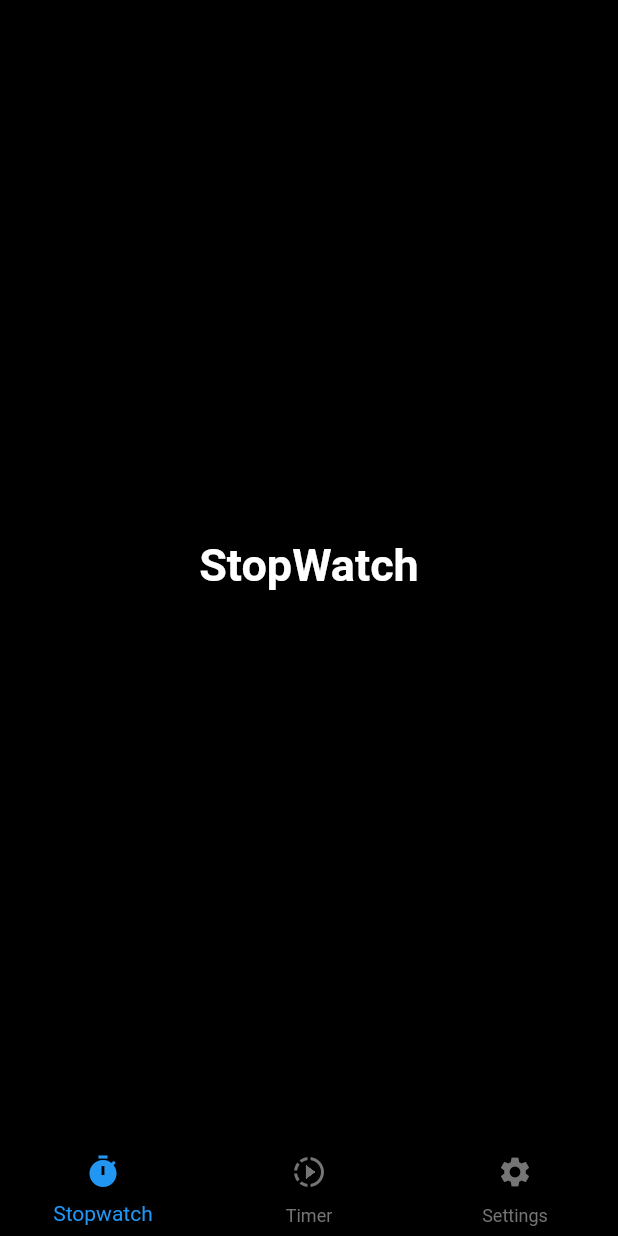
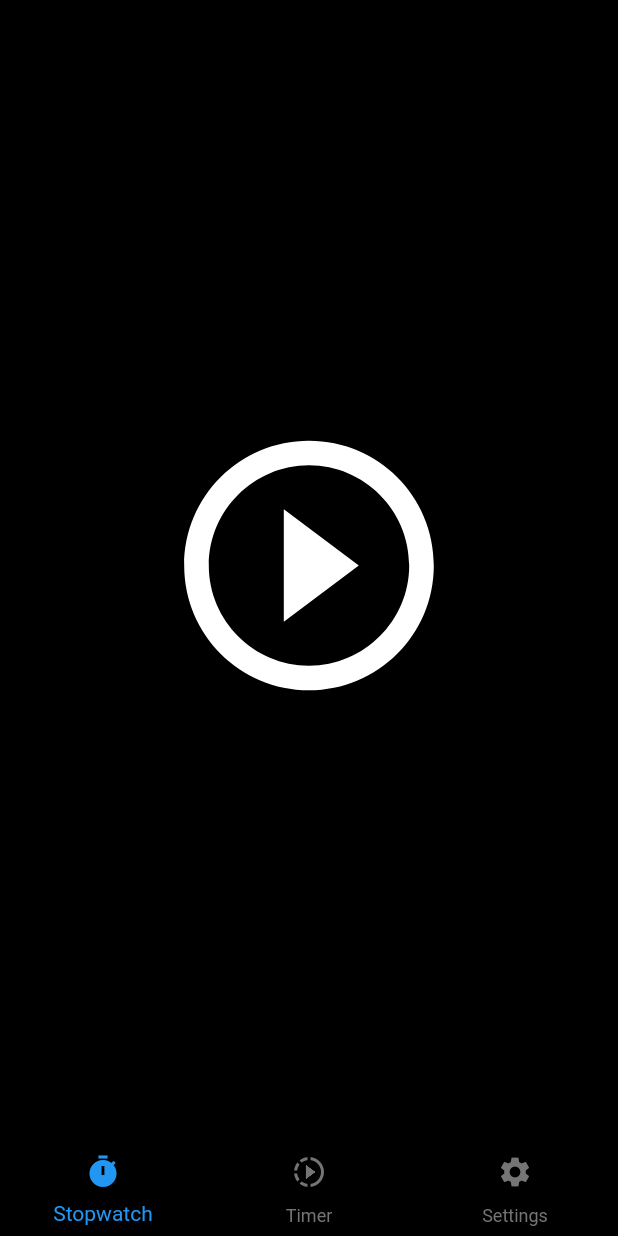
Before and after one commit to awishere/state_management_inheritedWidget, a Flutter app: the screen it shows after launch, on a phone screen of 412 x 824 dp. Run offline on Flutter 3.47's test engine with Material 2 defaults, Android fonts, the light colour scheme and no system bars.

Commit message:
Provider Stopwatch

```diff
--- a/lib/views/stopwatch_screen.dart
+++ b/lib/views/stopwatch_screen.dart
@@ -1,4 +1,6 @@
 import 'package:flutter/material.dart';
+import 'package:provider/provider.dart';
+import 'package:state_management_practise/state/provider/stopwatch_provider.dart';
 import 'package:state_management_practise/widgets/bottom_nav_bar.dart';
 
 class StopWatchScreen extends StatelessWidget {
@@ -7,11 +9,29 @@ class StopWatchScreen extends StatelessWidget {
   @override
   Widget build(BuildContext context) {
     return Scaffold(
-      body: Center(
-          child: Text(
-        'StopWatch',
-        style: Theme.of(context).textTheme.headline1,
-      )),
+      body: ChangeNotifierProvider(
+        create: (context) => StopwatchProvider(),
+        child: Consumer<StopwatchProvider>(builder: (ctx, state, _) {
+          if (state.isRunning) {
+            return Center(
+                child: Text(
+              state.elapsedTimeString,
+              style: Theme.of(context).textTheme.headline1,
+            ));
+          } else {
+            return Center(
+              child: GestureDetector(
+                onTap: state.start,
+                child: Icon(
+                  Icons.play_circle_outline,
+                  size: 200,
+                  color: Colors.white,
+                ),
+              ),
+            );
+          }
+        }),
+      ),
       bottomNavigationBar: BottomNavBar(),
     );
   }
```
Also changed, not shown: lib/state/provider/stopwatch_provider.dart (added, +66 -0 lines), pubspec.yaml (+2 -10 lines), pubspec.lock.
